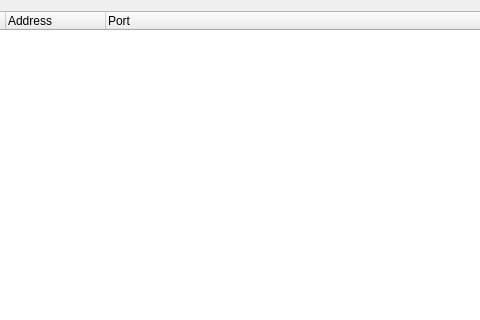
Before: the Qt Designer form Client/ServerListDialog.ui in OpenRcon/OpenRcon, drawn with Qt 5; both pictures show x 106 to 586 and y 0 to 320 of the 700 by 500 pixel window.
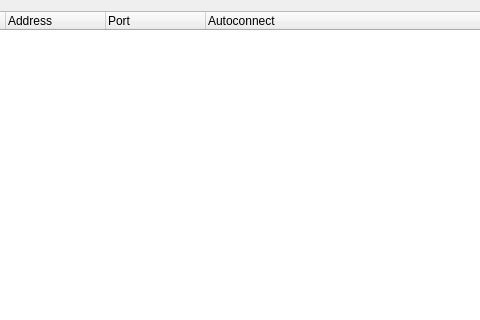
After: the same form once the commit is applied.

Commit message: Added autoconnect feature which allows servers to automaticly be connected to on application startup.

```diff
--- a/Client/ServerListDialog.ui
+++ b/Client/ServerListDialog.ui
@@ -43,6 +43,11 @@
        <string>Port</string>
       </property>
      </column>
+     <column>
+      <property name="text">
+       <string>Autoconnect</string>
+      </property>
+     </column>
     </widget>
    </item>
    <item row="1" column="0" colspan="3">
```
The commit also changes 8 other files.
